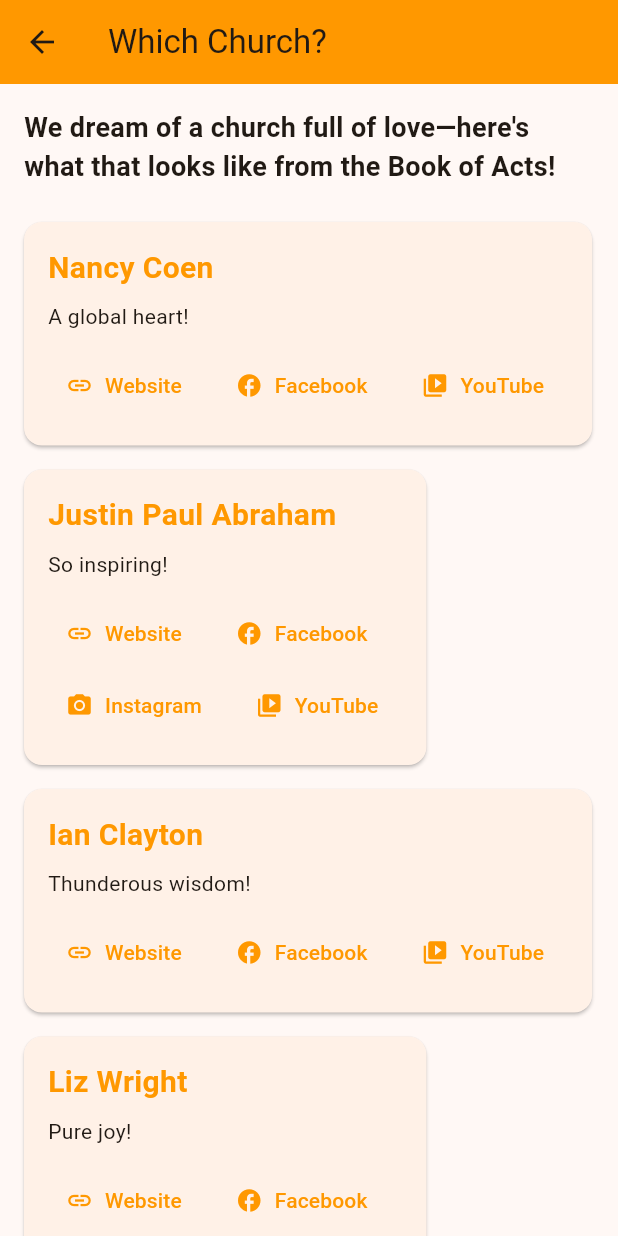
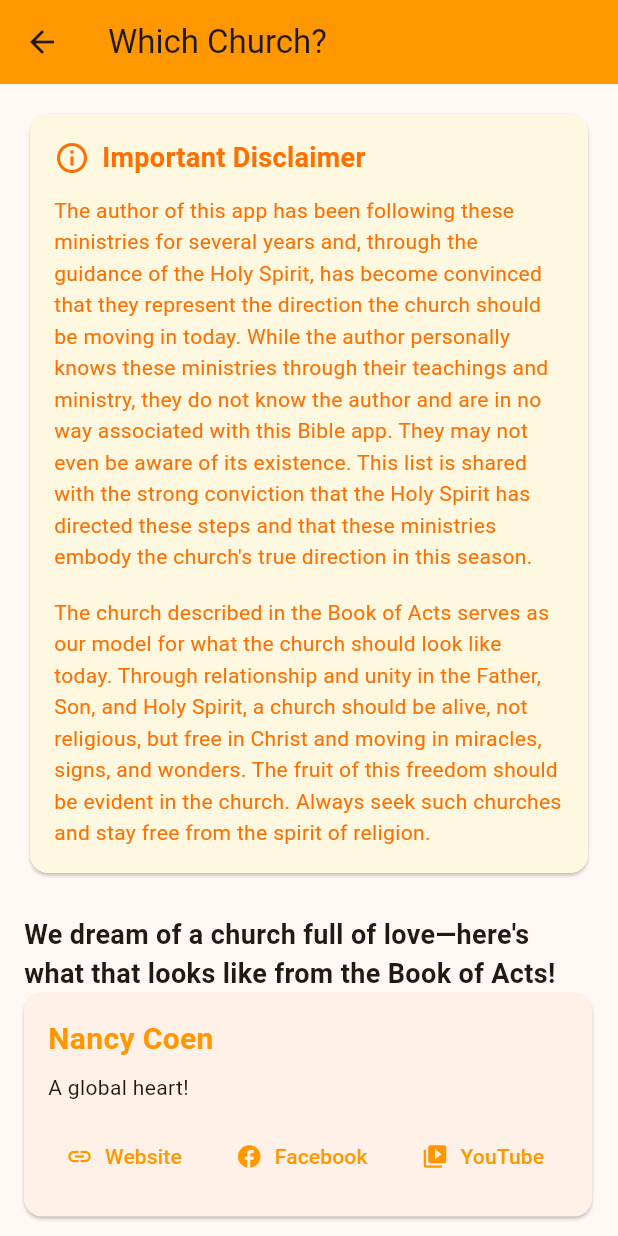
Before and after one commit to adriaanbotha/BibleFunQuiz, a Flutter app: the WhichChurchScreen screen opened directly, on a phone screen of 412 x 824 dp. Run offline on Flutter 3.47's test engine with Material 3 defaults, Android fonts, the light colour scheme and no system bars; our stand-ins replace audioplayers, connectivity_plus, google_fonts, share_plus, shared_preferences; accounts and stored records are empty; network calls fail.

Commit message:
Add disclaimer for which church

```diff
--- a/lib/screens/which_church_screen.dart
+++ b/lib/screens/which_church_screen.dart
@@ -77,6 +77,51 @@ class WhichChurchScreen extends StatelessWidget {
         child: Column(
           crossAxisAlignment: CrossAxisAlignment.start,
           children: [
+            // Disclaimer Card
+            Card(
+              color: Colors.amber[50],
+              child: Padding(
+                padding: const EdgeInsets.all(16.0),
+                child: Column(
+                  crossAxisAlignment: CrossAxisAlignment.start,
+                  children: [
+                    Row(
+                      children: [
+                        Icon(Icons.info_outline, color: Colors.amber[900], size: 24),
+                        const SizedBox(width: 8),
+                        Text(
+                          'Important Disclaimer',
+                          style: TextStyle(
+                            fontSize: 18,
+                            fontWeight: FontWeight.bold,
+                            color: Colors.amber[900],
+                          ),
+                        ),
+                      ],
+                    ),
+                    const SizedBox(height: 12),
+                    Text(
+                      'The author of this app has been following these ministries for several years and, through the guidance of the Holy Spirit, has become convinced that they represent the direction the church should be moving in today. While the author personally knows these ministries through their teachings and ministry, they do not know the author and are in no way associated with this Bible app. They may not even be aware of its existence. This list is shared with the strong conviction that the Holy Spirit has directed these steps and that these ministries embody the church\'s true direction in this season.',
+                      style: TextStyle(
+                        fontSize: 14,
+                        color: Colors.amber[900],
+                        height: 1.5,
+                      ),
+                    ),
+                    const SizedBox(height: 16),
+                    Text(
+                      'The church described in the Book of Acts serves as our model for what the church should look like today. Through relationship and unity in the Father, Son, and Holy Spirit, a church should be alive, not religious, but free in Christ and moving in miracles, signs, and wonders. The fruit of this freedom should be evident in the church. Always seek such churches and stay free from the spirit of religion.',
+                      style: TextStyle(
+                        fontSize: 14,
+                        color: Colors.amber[900],
+                        height: 1.5,
+                      ),
+                    ),
+                  ],
+                ),
+              ),
+            ),
+            const SizedBox(height: 24),
             const Text(
               'We dream of a church full of love—here\'s what that looks like from the Book of Acts!',
               style: TextStyle(
@@ -84,7 +129,6 @@ class WhichChurchScreen extends StatelessWidget {
                 fontWeight: FontWeight.bold,
               ),
             ),
-            const SizedBox(height: 24),
             _buildMinistrySection(
               'Nancy Coen',
               'A global heart!',
```
Also changed, not shown: 1 other file.
